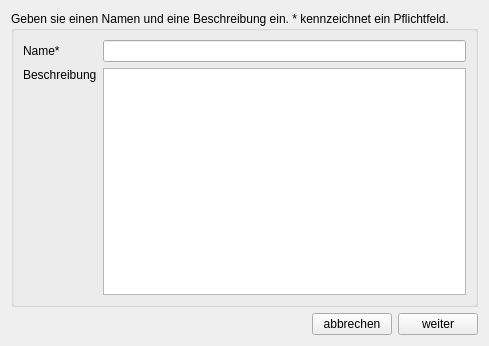
Old version of the form Fuk/charakterform.ui in the repository FireballGfx/FUK.
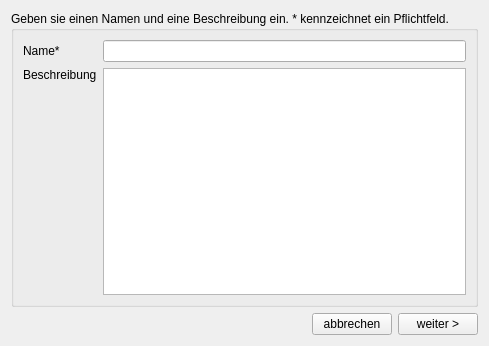
New version of the form.

Commit message: An der GUI gearbeitet

```diff
--- a/Fuk/charakterform.ui
+++ b/Fuk/charakterform.ui
@@ -71,7 +71,7 @@
      <item>
       <widget class="QPushButton" name="weiterButton">
        <property name="text">
-        <string>weiter</string>
+        <string>weiter &gt;</string>
        </property>
       </widget>
      </item>
```
The commit also changes 6 other files.
